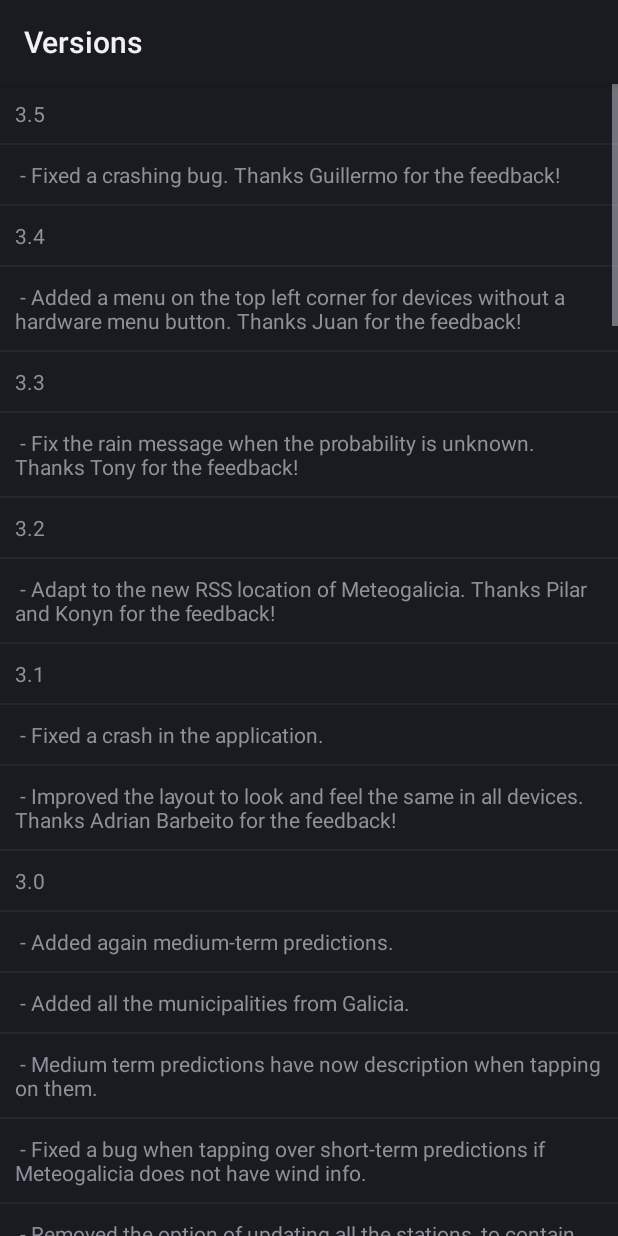
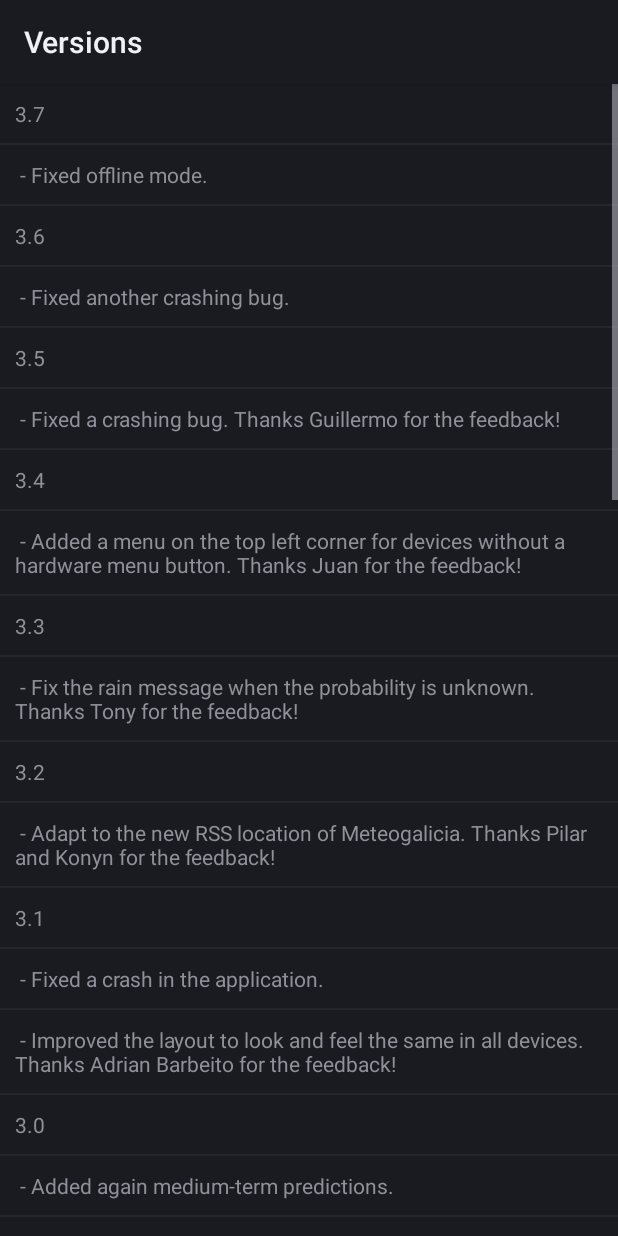
Before and after one commit to rubenlg/otempo, an Android app: the ChangeLog screen opened directly, with no data from a screen before it, on a phone screen of 412 x 824 dp. Run offline under Robolectric (Android 15) with nearby library versions, the phone set to English and light mode, and no system bars.

Commit message:
Tag version 3.7.

```diff
--- a/app/src/main/AndroidManifest.xml
+++ b/app/src/main/AndroidManifest.xml
@@ -1,8 +1,8 @@
 <?xml version="1.0" encoding="utf-8"?>
 <manifest xmlns:android="http://schemas.android.com/apk/res/android"
       package="org.otempo"
-      android:versionCode="26"
-      android:versionName="3.6">
+      android:versionCode="27"
+      android:versionName="3.7">
 	<uses-permission android:name="android.permission.INTERNET"/>
 	<uses-permission android:name="android.permission.ACCESS_COARSE_LOCATION"/>
 	<uses-permission android:name="android.permission.ACCESS_NETWORK_STATE" />
--- a/app/src/main/java/org/otempo/view/ChangeLog.java
+++ b/app/src/main/java/org/otempo/view/ChangeLog.java
@@ -34,6 +34,8 @@ public class ChangeLog extends ListActivity {
     protected void onCreate(Bundle savedInstanceState) {
         super.onCreate(savedInstanceState);
         Version[] versions = {
+                new Version("3.7", R.array.changelog_3_7),
+                new Version("3.6", R.array.changelog_3_6),
                 new Version("3.5", R.array.changelog_3_5),
                 new Version("3.4", R.array.changelog_3_4),
                 new Version("3.3", R.array.changelog_3_3),
@@ -49,19 +51,10 @@ public class ChangeLog extends ListActivity {
                 new Version("2.2", R.array.changelog_2_2),
                 new Version("2.1", R.array.changelog_2_1),
                 new Version("2.0", R.array.changelog_2_0),
-            new Version("1.9", R.array.changelog_1_9),
-            new Version("1.8", R.array.changelog_1_8),
-            new Version("1.7", R.array.changelog_1_7),
-            new Version("1.6", R.array.changelog_1_6),
-            new Version("1.5", R.array.changelog_1_5),
-            new Version("1.4", R.array.changelog_1_4),
-            new Version("1.3", R.array.changelog_1_3),
-            new Version("1.2", R.array.changelog_1_2),
-            new Version("1.1", R.array.changelog_1_1)
         };
 
         ArrayList<String> changes = new ArrayList<>();
-        for (Version version: versions) {
+        for (Version version : versions) {
             version.addToArray(changes);
         }
         setListAdapter(new ArrayAdapter<>(this, R.layout.changelog_item, changes));
@@ -74,12 +67,14 @@ public class ChangeLog extends ListActivity {
             _versionName = versionName;
             _versionChangesR = versionChangesR;
         }
+
         void addToArray(ArrayList<String> changes) {
             changes.add(_versionName);
-            for (String change: getResources().getStringArray(_versionChangesR)) {
+            for (String change : getResources().getStringArray(_versionChangesR)) {
                 changes.add(" - " + change);
             }
         }
+
         private final String _versionName;
         private final int _versionChangesR;
     }
--- a/app/src/main/res/values/strings.xml
+++ b/app/src/main/res/values/strings.xml
@@ -123,6 +123,12 @@
 	<string name="wind_very_strong_southwest">very strong southwest</string>
 	<string name="wind_very_strong_west">very strong west</string>
 
+	<string-array name="changelog_3_7">
+		<item>Fixed offline mode.</item>
+	</string-array>
+	<string-array name="changelog_3_6">
+		<item>Fixed another crashing bug.</item>
+	</string-array>
 	<string-array name="changelog_3_5">
 		<item>Fixed a crashing bug. Thanks Guillermo for the feedback!</item>
 	</string-array>
```
Also changed, not shown: 2 other files. Lines whose indentation alone changed are shown as unchanged.
